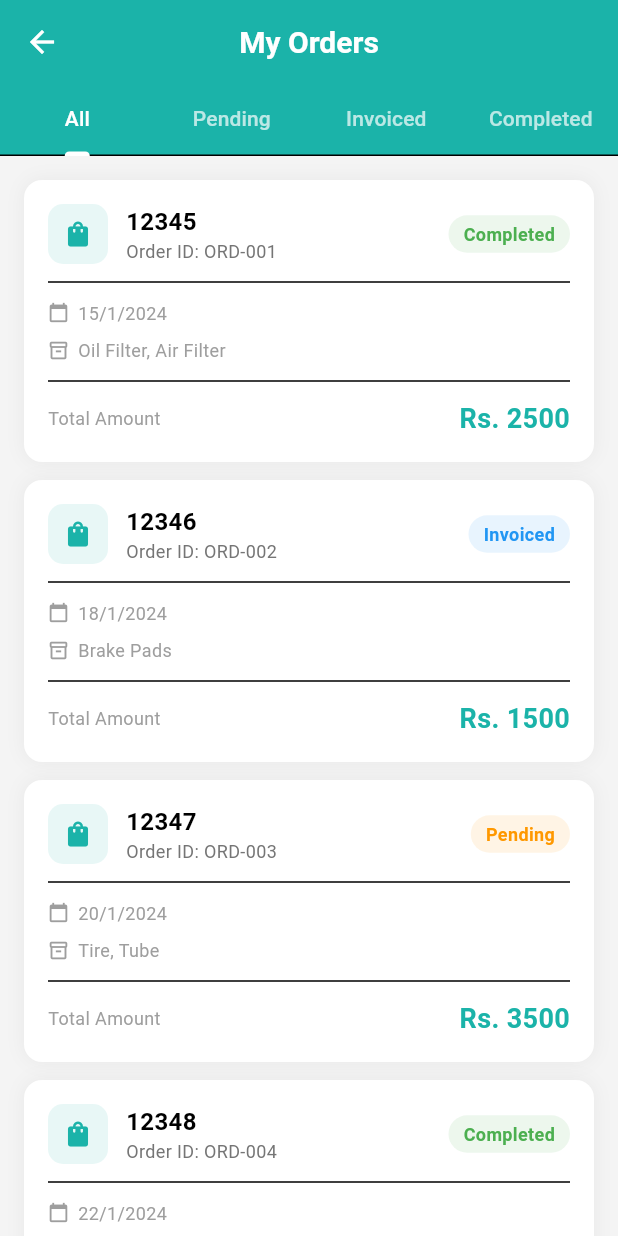
After one commit to Najeeb386/fixiobike, a Flutter app: the MyOrders screen opened directly, on a phone screen of 412 x 824 dp. The commit adds this screen. Run offline on Flutter 3.47's test engine with Material 3 defaults, Android fonts, the phone set to English and light mode, and no system bars; our stand-ins replace get.

Commit message:
my orders page generated

```diff
--- a/lib/features/dashboard/screens/homepage.dart
+++ b/lib/features/dashboard/screens/homepage.dart
@@ -10,6 +10,7 @@ import '../../accident/new_accident.dart';
 import '../../services/screens/serviceHomeScreen.dart';
 import '../../bikes/screens/add_new_bike.dart';
 import '../../bikes/trips/views/trip_view.dart';
+import '../../orders/screens/myOrders.dart';
 
 class Homepage extends StatefulWidget {
   const Homepage({super.key});
@@ -631,7 +632,9 @@ class _HomepageState extends State<Homepage> {
                 child: const Icon(Icons.add, color: AppColors.primaryColor, size: 28),
               ),
             ),
-            _buildNavItem(3, Icons.shopping_bag, 'Orders'),
+            _buildNavItem(3, Icons.shopping_bag, 'Orders', onTap: () {
+              Get.to(() => const MyOrders());
+            }),
             _buildNavItem(4, Icons.location_on, 'Nearby'),
           ],
         ),
@@ -639,10 +642,10 @@ class _HomepageState extends State<Homepage> {
     );
   }
 
-  Widget _buildNavItem(int index, IconData icon, String label) {
+  Widget _buildNavItem(int index, IconData icon, String label, {VoidCallback? onTap}) {
     final isSelected = _currentNavIndex == index;
     return GestureDetector(
-      onTap: () => setState(() => _currentNavIndex = index),
+      onTap: onTap ?? () => setState(() => _currentNavIndex = index),
       child: Container(
         padding: const EdgeInsets.symmetric(horizontal: 10, vertical: 8),
         child: Column(
--- /dev/null
+++ b/lib/features/orders/screens/myOrders.dart
@@ -0,0 +1,317 @@
+import 'package:flutter/material.dart';
+import 'package:get/get.dart';
+import '../../../../core/constants/app_colors.dart';
+
+class MyOrders extends StatefulWidget {
+  const MyOrders({super.key});
+
+  @override
+  State<MyOrders> createState() => _MyOrdersState();
+}
+
+class _MyOrdersState extends State<MyOrders> with SingleTickerProviderStateMixin {
+  late TabController _tabController;
+
+  // Sample orders data
+  final List<Order> allOrders = [
+    Order(
+      id: 'ORD-001',
+      orderNumber: '12345',
+      date: DateTime(2024, 1, 15),
+      total: 2500.00,
+      items: 'Oil Filter, Air Filter',
+      status: 'Completed',
+    ),
+    Order(
+      id: 'ORD-002',
+      orderNumber: '12346',
+      date: DateTime(2024, 1, 18),
+      total: 1500.00,
+      items: 'Brake Pads',
+      status: 'Invoiced',
+    ),
+    Order(
+      id: 'ORD-003',
+      orderNumber: '12347',
+      date: DateTime(2024, 1, 20),
+      total: 3500.00,
+      items: 'Tire, Tube',
+      status: 'Pending',
+    ),
+    Order(
+      id: 'ORD-004',
+      orderNumber: '12348',
+      date: DateTime(2024, 1, 22),
+      total: 800.00,
+      items: 'Chain Lubricant',
+      status: 'Completed',
+    ),
+    Order(
+      id: 'ORD-005',
+      orderNumber: '12349',
+      date: DateTime(2024, 1, 25),
+      total: 4200.00,
+      items: 'Spark Plugs, Clutch Plate',
+      status: 'Pending',
+    ),
+  ];
+
+  @override
+  void initState() {
+    super.initState();
+    _tabController = TabController(length: 4, vsync: this);
+  }
+
+  @override
+  void dispose() {
+    _tabController.dispose();
+    super.dispose();
+  }
+
+  List<Order> get filteredOrders {
+    switch (_tabController.index) {
+      case 1:
+        return allOrders.where((o) => o.status == 'Pending').toList();
+      case 2:
+        return allOrders.where((o) => o.status == 'Invoiced').toList();
+      case 3:
+        return allOrders.where((o) => o.status == 'Completed').toList();
+      default:
+        return allOrders;
+    }
+  }
+
+  @override
+  Widget build(BuildContext context) {
+    return Scaffold(
+      backgroundColor: AppColors.backgroundColor,
+      appBar: AppBar(
+        backgroundColor: AppColors.primaryColor,
+        elevation: 0,
+        title: const Text('My Orders', style: TextStyle(color: Colors.white)),
+        leading: IconButton(
+          icon: const Icon(Icons.arrow_back, color: Colors.white),
+          onPressed: () => Get.back(),
+        ),
+        bottom: TabBar(
+          controller: _tabController,
+          indicatorColor: Colors.white,
+          labelColor: Colors.white,
+          unselectedLabelColor: Colors.white70,
+          onTap: (index) {
+            setState(() {});
+          },
+          tabs: const [
+            Tab(text: 'All'),
+            Tab(text: 'Pending'),
+            Tab(text: 'Invoiced'),
+            Tab(text: 'Completed'),
+          ],
+        ),
+      ),
+      body: TabBarView(
+        controller: _tabController,
+        children: [
+          _buildOrderList(allOrders),
+          _buildOrderList(allOrders.where((o) => o.status == 'Pending').toList()),
+          _buildOrderList(allOrders.where((o) => o.status == 'Invoiced').toList()),
+          _buildOrderList(allOrders.where((o) => o.status == 'Completed').toList()),
+        ],
+      ),
+    );
+  }
+
+  Widget _buildOrderList(List<Order> orders) {
+    if (orders.isEmpty) {
+      return Center(
+        child: Column(
+          mainAxisAlignment: MainAxisAlignment.center,
+          children: [
+            Icon(Icons.shopping_bag_outlined, size: 80, color: Colors.grey.shade400),
+            const SizedBox(height: 16),
+            Text(
+              'No orders found',
+              style: TextStyle(
+                fontSize: 18,
+                fontWeight: FontWeight.bold,
+                color: Colors.grey.shade600,
+              ),
+            ),
+          ],
+        ),
+      );
+    }
+
+    return ListView.builder(
+      padding: const EdgeInsets.all(16),
+      itemCount: orders.length,
+      itemBuilder: (context, index) {
+        return _buildOrderCard(orders[index]);
+      },
+    );
+  }
+
+  Widget _buildOrderCard(Order order) {
+    Color statusColor;
+    switch (order.status) {
+      case 'Pending':
+        statusColor = Colors.orange;
+        break;
+      case 'Invoiced':
+        statusColor = Colors.blue;
+        break;
+      case 'Completed':
+        statusColor = Colors.green;
+        break;
+      default:
+        statusColor = Colors.grey;
+    }
+
+    return Container(
+      margin: const EdgeInsets.only(bottom: 12),
+      padding: const EdgeInsets.all(16),
+      decoration: BoxDecoration(
+        color: Colors.white,
+        borderRadius: BorderRadius.circular(12),
+        boxShadow: [
+          BoxShadow(
+            color: Colors.black.withOpacity(0.05),
+            blurRadius: 10,
+          ),
+        ],
+      ),
+      child: Column(
+        crossAxisAlignment: CrossAxisAlignment.start,
+        children: [
+          Row(
+            mainAxisAlignment: MainAxisAlignment.spaceBetween,
+            children: [
+              Row(
+                children: [
+                  Container(
+                    width: 40,
+                    height: 40,
+                    decoration: BoxDecoration(
+                      color: AppColors.primaryColor.withOpacity(0.1),
+                      borderRadius: BorderRadius.circular(10),
+                    ),
+                    child: const Icon(
+                      Icons.shopping_bag,
+                      color: AppColors.primaryColor,
+                      size: 20,
+                    ),
+                  ),
+                  const SizedBox(width: 12),
+                  Column(
+                    crossAxisAlignment: CrossAxisAlignment.start,
+                    children: [
+                      Text(
+                        order.orderNumber,
+                        style: const TextStyle(
+                          fontWeight: FontWeight.bold,
+                          fontSize: 16,
+                        ),
+                      ),
+                      Text(
+                        'Order ID: ${order.id}',
+                        style: TextStyle(
+                          color: Colors.grey.shade600,
+                          fontSize: 12,
+                        ),
+                      ),
+                    ],
+                  ),
+                ],
+              ),
+              Container(
+                padding: const EdgeInsets.symmetric(horizontal: 10, vertical: 4),
+                decoration: BoxDecoration(
+                  color: statusColor.withOpacity(0.1),
+                  borderRadius: BorderRadius.circular(20),
+                ),
+                child: Text(
+                  order.status,
+                  style: TextStyle(
+                    color: statusColor,
+                    fontSize: 12,
+                    fontWeight: FontWeight.w600,
+                  ),
+                ),
+              ),
+            ],
+          ),
+          const Divider(height: 24),
+          Row(
+            children: [
+              const Icon(Icons.calendar_today, size: 14, color: AppColors.grey),
+              const SizedBox(width: 6),
+              Text(
+                _formatDate(order.date),
+                style: const TextStyle(fontSize: 12, color: AppColors.grey),
+              ),
+            ],
+          ),
+          const SizedBox(height: 8),
+          Row(
+            children: [
+              const Icon(Icons.inventory_2_outlined, size: 14, color: AppColors.grey),
+              const SizedBox(width: 6),
+              Expanded(
+                child: Text(
+                  order.items,
+                  style: const TextStyle(fontSize: 12, color: AppColors.grey),
+                  maxLines: 1,
+                  overflow: TextOverflow.ellipsis,
+                ),
+              ),
+            ],
+          ),
+          const Divider(height: 24),
+          Row(
+            mainAxisAlignment: MainAxisAlignment.spaceBetween,
+            children: [
+              const Text(
+                'Total Amount',
+                style: TextStyle(
+                  color: AppColors.grey,
+                  fontSize: 12,
+                ),
+              ),
+              Text(
+                'Rs. ${order.total.toStringAsFixed(0)}',
+                style: const TextStyle(
+                  fontWeight: FontWeight.bold,
+                  fontSize: 18,
+                  color: AppColors.primaryColor,
+                ),
+              ),
+            ],
+          ),
+        ],
+      ),
+    );
+  }
+
+  String _formatDate(DateTime date) {
+    return '${date.day}/${date.month}/${date.year}';
+  }
+}
+
+/// Order Model
+class Order {
+  final String id;
+  final String orderNumber;
+  final DateTime date;
+  final double total;
+  final String items;
+  final String status;
+
+  Order({
+    required this.id,
+    required this.orderNumber,
+    required this.date,
+    required this.total,
+    required this.items,
+    required this.status,
+  });
+}
```
